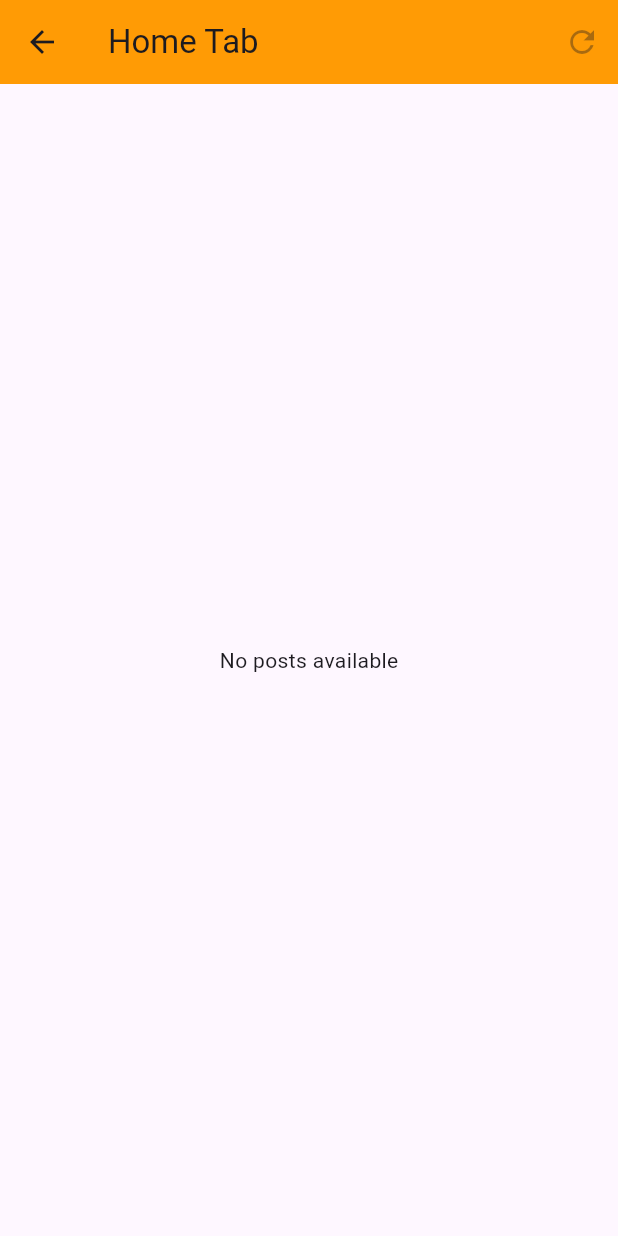
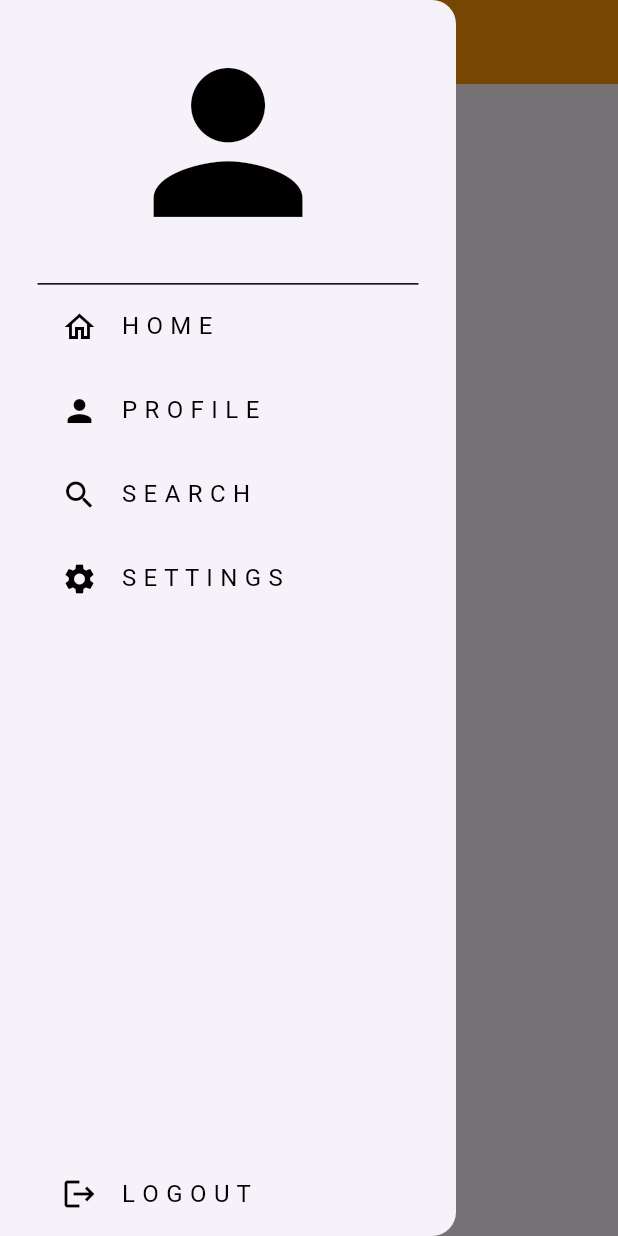
Before and after one commit to aiibd3/forksy_recipe_sharing_app, a Flutter app: the HomeTab screen opened directly, with the side drawer open (before the commit the screen has no drawer), on a phone screen of 412 x 824 dp. Run offline on Flutter 3.47's test engine with Material 3 defaults, Android fonts, the phone set to English and light mode, and no system bars; drawn by our look-alikes of liquid_pull_to_refresh; our stand-ins replace animate_do, animated_bottom_navigation_bar, animated_text_kit, audioplayers, awesome_notifications, cached_network_image and 21 more; missing offline and left inert: easy_loading_button, enefty_icons; accounts and stored records are empty; network calls fail.

```diff
--- a/lib/core/services/fcm.dart
+++ b/lib/core/services/fcm.dart
@@ -117,7 +117,7 @@ class Fcm {
   static Future<String?> getToken() async {
     try {
       token = await messaging.getToken();
-      LogsManager.info('FCM token: $token');
+      LogsManager.warning('FCM token: $token');
       print("FCM token: $token");
       return token;
     } catch (error) {
--- a/lib/features/layout/presentation/pages/home_tab.dart
+++ b/lib/features/layout/presentation/pages/home_tab.dart
@@ -1,5 +1,7 @@
 import 'package:flutter/material.dart';
 import 'package:flutter_bloc/flutter_bloc.dart';
+import 'package:forksy/features/layout/presentation/widgets/my_drawer.dart';
+import 'package:liquid_pull_to_refresh/liquid_pull_to_refresh.dart';
 
 import '../../../../core/theme/app_colors.dart';
 import '../../../posts/presentation/cubit/post_cubit.dart';
@@ -15,24 +17,18 @@ class HomeTab extends StatefulWidget {
 class _HomeTabState extends State<HomeTab> {
   late final postCubit = context.read<PostCubit>();
 
-  // Timer? _refreshTimer;
-
   @override
   void initState() {
     super.initState();
     fetchAllPosts();
-
-    // Set up auto-refresh every 60 seconds
-    // _refreshTimer = Timer.periodic(Duration(seconds: 60), (_) {
-    //   postCubit.fetchAllPosts();
-    // });
   }
 
   void fetchAllPosts() {
     postCubit.fetchAllPosts();
   }
 
-  void refreshPosts() {
+  Future<void> refreshPosts() async {
+    await Future.delayed(const Duration(milliseconds: 300));
     postCubit.fetchAllPosts();
   }
 
@@ -42,43 +38,13 @@ class _HomeTabState extends State<HomeTab> {
   }
 
   @override
-  void dispose() {
-    // Cancel the timer to avoid memory leaks
-    // _refreshTimer?.cancel();
-    super.dispose();
-  }
-
-  @override
   Widget build(BuildContext context) {
     return Scaffold(
       appBar: AppBar(
         title: const Text("Home Tab"),
         backgroundColor: AppColors.primaryColor,
-        actions: [
-          BlocBuilder<PostCubit, PostState>(
-            builder: (context, state) {
-              // Disable button during loading or when no posts are available
-              final bool isLoading = state is PostLoading;
-              final bool hasNoPosts =
-                  state is PostLoaded && state.posts.isEmpty;
-
-              return IconButton(
-                onPressed: isLoading || hasNoPosts
-                    ? null
-                    : () {
-                        context.read<PostCubit>().fetchAllPosts();
-                      },
-                icon: const Icon(Icons.refresh),
-                tooltip: isLoading
-                    ? 'Loading posts...'
-                    : hasNoPosts
-                        ? 'No posts available'
-                        : 'Refresh posts',
-              );
-            },
-          ),
-        ],
       ),
+      drawer: MyDrawer(),
       body: BlocBuilder<PostCubit, PostState>(
         builder: (context, state) {
           if (state is PostLoading) {
@@ -87,17 +53,48 @@ class _HomeTabState extends State<HomeTab> {
             return Center(child: Text(state.error));
           } else if (state is PostLoaded) {
             if (state.posts.isEmpty) {
-              return const Center(child: Text("No posts available"));
+              return LiquidPullToRefresh(
+                onRefresh: refreshPosts,
+                color: AppColors.primaryColor,
+                showChildOpacityTransition: false,
+                child: ListView(
+                  physics: AlwaysScrollableScrollPhysics(),
+                  children: [
+                    SizedBox(height: 300),
+                    Center(child: Text("No posts available")),
+                  ],
+                ),
+              );
             }
-            return ListView.builder(
+
+            return LiquidPullToRefresh(
+              onRefresh: refreshPosts,
+              color: AppColors.primaryColor,
+              showChildOpacityTransition: false,
+              child: ListView.builder(
                 itemCount: state.posts.length,
                 itemBuilder: (context, index) {
                   final post = state.posts[index];
                   return PostTile(
-                      post: post, onDeletePressed: () => deletePost(post.id));
-                });
+                    post: post,
+                    onDeletePressed: () => deletePost(post.id),
+                  );
+                },
+              ),
+            );
           } else {
-            return const Center(child: Text("Press refresh to load posts"));
+            return LiquidPullToRefresh(
+              onRefresh: refreshPosts,
+              color: AppColors.primaryColor,
+              showChildOpacityTransition: false,
+              child: ListView(
+                physics: AlwaysScrollableScrollPhysics(),
+                children: [
+                  SizedBox(height: 300),
+                  Center(child: Text("Press pull to load posts")),
+                ],
+              ),
+            );
           }
         },
       ),
--- /dev/null
+++ b/lib/features/layout/presentation/widgets/my_drawer.dart
@@ -0,0 +1,81 @@
+import 'package:flutter/material.dart';
+import 'package:flutter_bloc/flutter_bloc.dart';
+import 'package:forksy/core/extensions/context_extension.dart';
+import 'package:forksy/features/layout/presentation/widgets/my_drawer_tile.dart';
+import 'package:responsive_sizer/responsive_sizer.dart';
+import '../../../auth/presentation/cubit/auth_cubit.dart';
+import '../../../profile/presentation/pages/profile_page.dart';
+
+class MyDrawer extends StatelessWidget {
+  const MyDrawer({super.key});
+
+  @override
+  Widget build(BuildContext context) {
+    return Drawer(
+      child: SafeArea(
+        child: Padding(
+          padding: const EdgeInsets.symmetric(horizontal: 25.0),
+          child: Column(
+            children: [
+              Padding(
+                padding: const EdgeInsets.symmetric(vertical: 20.0),
+                child: Icon(
+                  Icons.person,
+                  size: 50.sp,
+                  color: Colors.black,
+                ),
+              ),
+              Divider(
+                height: 1,
+                color: Colors.black,
+              ),
+              // home tile
+              MyDrawerTile(
+                title: "H O M E",
+                icon: Icons.home_outlined,
+                onTap: context.goBack,
+              ),
+              // profile tile
+              MyDrawerTile(
+                title: "P R O F I L E",
+                icon: Icons.person,
+                onTap: () {
+                  context.goBack();
+                  final user = context.read<AuthCubit>().currentUser;
+                  String? uid = user!.uid;
+                  Navigator.push(
+                    context,
+                    MaterialPageRoute(
+                      builder: (context) => ProfilePage(
+                        uid: uid,
+                      ),
+                    ),
+                  );
+                },
+              ),
+              // search tile
+              MyDrawerTile(
+                title: "S E A R C H",
+                icon: Icons.search,
+                onTap: () {},
+              ),
+              // settings tile
+              MyDrawerTile(
+                title: "S E T T I N G S",
+                icon: Icons.settings,
+                onTap: () {},
+              ),
+              const Spacer(),
+              // logout tile
+              MyDrawerTile(
+                title: "L O G O U T",
+                icon: Icons.logout,
+                onTap: () {},
+              ),
+            ],
+          ),
+        ),
+      ),
+    );
+  }
+}
--- /dev/null
+++ b/lib/features/layout/presentation/widgets/my_drawer_tile.dart
@@ -0,0 +1,25 @@
+import 'package:flutter/material.dart';
+
+class MyDrawerTile extends StatelessWidget {
+  final String title;
+  final IconData icon;
+  final void Function()? onTap;
+
+  const MyDrawerTile(
+      {super.key, required this.title, required this.icon, required this.onTap});
+
+  @override
+  Widget build(BuildContext context) {
+    return ListTile(
+      title: Text(
+        title,
+        style: TextStyle(color: Colors.black),
+      ),
+      leading: Icon(
+        icon,
+        color: Colors.black,
+      ),
+      onTap: onTap,
+    );
+  }
+}
--- a/lib/features/posts/presentation/widgets/post_tile.dart
+++ b/lib/features/posts/presentation/widgets/post_tile.dart
@@ -192,7 +192,7 @@ class _PostTileState extends State<PostTile> {
               context,
               MaterialPageRoute(
                 builder: (context) => ProfilePage(
-                    // uid: widget.post.userId,
+                    uid: widget.post.userId,
                     ),
               ),
             ),
--- a/lib/features/profile/domain/repos/profile_repo.dart
+++ b/lib/features/profile/domain/repos/profile_repo.dart
@@ -2,5 +2,6 @@ import '../entities/profile_user.dart';
 
 abstract class ProfileRepo {
   Future<ProfileUser?> fetchProfileUser(String uid);
+
   Future<ProfileUser?> updateProfileUser(ProfileUser updatedUser);
 }
--- a/lib/features/profile/presentation/widgets/bio_box.dart
+++ b/lib/features/profile/presentation/widgets/bio_box.dart
@@ -5,11 +5,11 @@ import '../../../../core/theme/app_colors.dart';
 import '../../../../core/theme/app_font_styles.dart';
 
 class BioBox extends StatelessWidget {
-  final String bio;
+  final String text;
 
   const BioBox({
     super.key,
-    required this.bio,
+    required this.text,
   });
 
   @override
@@ -22,7 +22,7 @@ class BioBox extends StatelessWidget {
         borderRadius: BorderRadius.circular(12),
       ),
       child: Text(
-        bio.isNotEmpty ? bio : 'No bio yet... :(',
+        text.isNotEmpty ? text : 'No bio yet... :(',
         style:
             AppFontStyles.poppins400_14.copyWith(color: AppColors.whiteColor),
         maxLines: 2,
```
Also changed, not shown: lib/core/routing/app_router.dart (+0 -7 lines), lib/features/profile/data/repos/profile_repo.dart (+2 -17 lines), lib/features/profile/domain/entities/profile_user.dart (+10 -13 lines), lib/features/profile/presentation/cubit/profile_cubit.dart (+6 -10 lines), lib/features/profile/presentation/pages/profile_page.dart (+44 -53 lines), lib/features/profile/presentation/widgets/edit_profile_page.dart (+36 -29 lines), lib/main.dart (+5 -6 lines), pubspec.yaml (+2 -20 lines), pubspec.lock, 5 other files.
